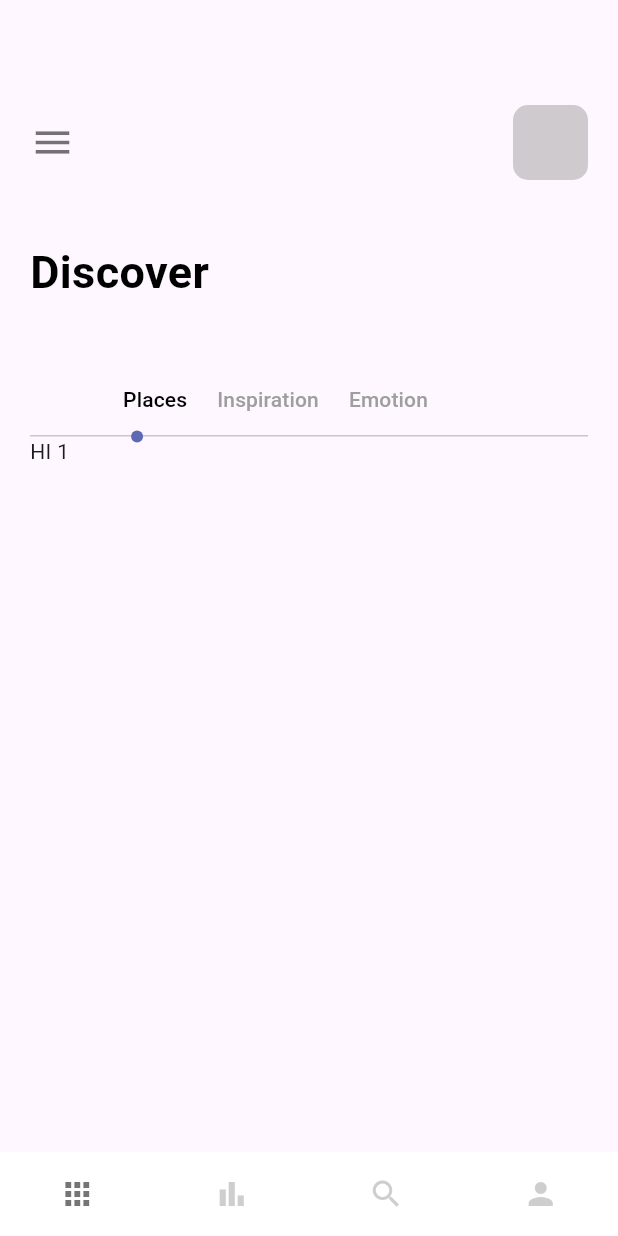
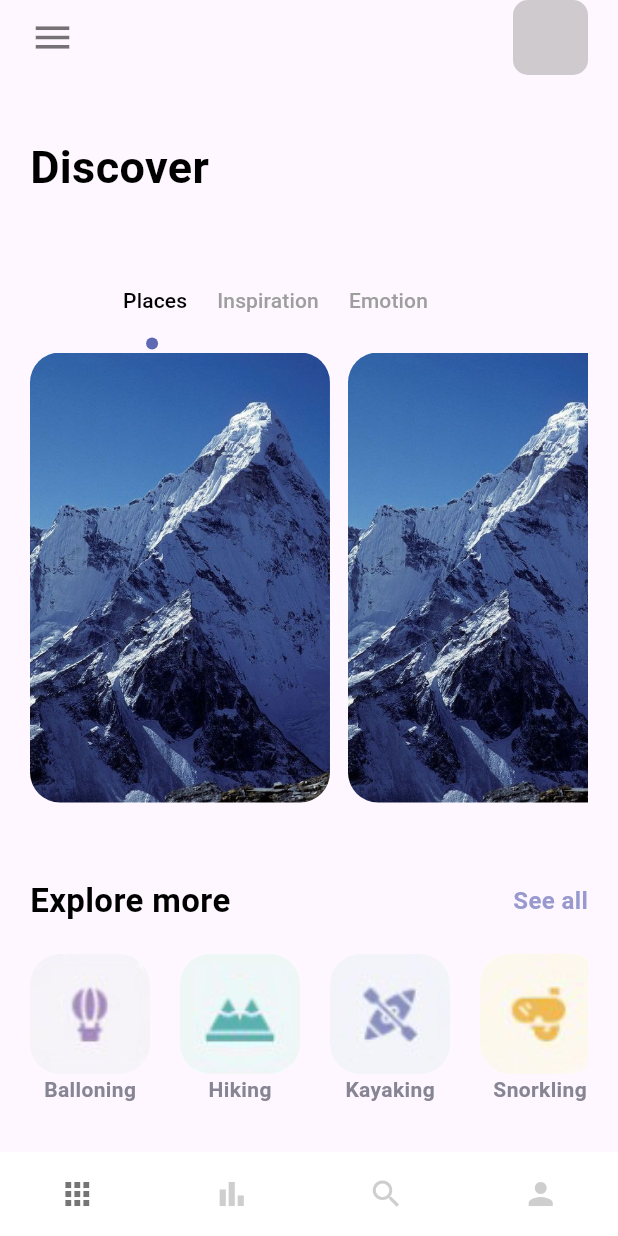
Before and after one commit to vinhpna1c/flutter_bloc_practice, a Flutter app: the screen it shows after launch, on a phone screen of 412 x 824 dp. Run offline on Flutter 3.47's test engine with Material 2 defaults, Android fonts, the phone set to English and light mode, and no system bars.

Commit message:
add home page

```diff
--- a/lib/pages/nav_pages/home_page.dart
+++ b/lib/pages/nav_pages/home_page.dart
@@ -1,6 +1,7 @@
 import 'package:flutter/material.dart';
 import 'package:flutter_bloc_practice/misc/colors.dart';
 import 'package:flutter_bloc_practice/widgets/app_large_text.dart';
+import 'package:flutter_bloc_practice/widgets/app_text.dart';
 
 class HomePage extends StatefulWidget {
   const HomePage({super.key});
@@ -10,6 +11,12 @@ class HomePage extends StatefulWidget {
 }
 
 class _HomePageState extends State<HomePage> with TickerProviderStateMixin {
+  final exploreMap = {
+    "Balloning": "balloning.png",
+    "Hiking": "hiking.png",
+    "Kayaking": "kayaking.png",
+    "Snorkling": "snorkling.png"
+  };
   @override
   Widget build(BuildContext context) {
     TabController _tabController = TabController(length: 3, vsync: this);
@@ -18,11 +25,11 @@ class _HomePageState extends State<HomePage> with TickerProviderStateMixin {
         margin: const EdgeInsets.symmetric(horizontal: 20),
         child: Column(crossAxisAlignment: CrossAxisAlignment.start, children: [
           Container(
-            padding: const EdgeInsets.only(top: 70, bottom: 40),
+            padding: const EdgeInsets.only(bottom: 40),
             child: Row(
               mainAxisAlignment: MainAxisAlignment.spaceBetween,
               children: [
-                Icon(
+                const Icon(
                   Icons.menu,
                   size: 30,
                   color: Colors.black54,
@@ -39,17 +46,20 @@ class _HomePageState extends State<HomePage> with TickerProviderStateMixin {
             ),
           ),
           AppLargeText(text: "Discover"),
-          SizedBox(
+          const SizedBox(
             height: 40,
           ),
           Container(
+            margin: EdgeInsets.only(bottom: 6),
             child: TabBar(
                 controller: _tabController,
                 labelColor: Colors.black,
                 unselectedLabelColor: Colors.grey,
                 isScrollable: true,
-                labelPadding: const EdgeInsets.symmetric(horizontal: 10),
+                labelPadding:
+                    const EdgeInsets.symmetric(horizontal: 10, vertical: 4.0),
                 indicatorSize: TabBarIndicatorSize.label,
+                dividerColor: Colors.transparent,
                 indicator:
                     CircleTabIndicator(color: AppColors.mainColor, radius: 4),
                 tabs: const [
@@ -64,12 +74,73 @@ class _HomePageState extends State<HomePage> with TickerProviderStateMixin {
                   ),
                 ]),
           ),
-          Container(
+          SizedBox(
             height: 300,
             child: TabBarView(controller: _tabController, children: [
-              Text("HI 1"),
+              ListView(
+                scrollDirection: Axis.horizontal,
+                children: List.generate(
+                  3,
+                  (index) => Container(
+                    margin: EdgeInsets.only(right: 12),
+                    width: 200,
+                    height: 300,
+                    decoration: BoxDecoration(
+                      color: Colors.white,
+                      borderRadius: BorderRadius.circular(20),
+                      image: const DecorationImage(
+                        image: AssetImage('assets/img/mountain.jpeg'),
+                        fit: BoxFit.cover,
+                      ),
+                    ),
+                  ),
+                ),
+              ),
               Text("HI 2"),
               Text("HI 3"),
+            ]),
+          ),
+          Container(
+            margin: EdgeInsets.only(top: 50, bottom: 20),
+            child: Row(
+              mainAxisAlignment: MainAxisAlignment.spaceBetween,
+              children: [
+                AppLargeText(
+                  text: "Explore more",
+                  size: 22,
+                ),
+                AppText(
+                  text: "See all",
+                  color: AppColors.textColor1,
+                )
+              ],
+            ),
+          ),
+          SizedBox(
+            height: 120,
+            child: ListView(scrollDirection: Axis.horizontal, children: [
+              ...exploreMap.keys.map((option) => Container(
+                    margin: const EdgeInsets.only(right: 20),
+                    child: Column(
+                      crossAxisAlignment: CrossAxisAlignment.center,
+                      children: [
+                        Container(
+                          width: 80,
+                          height: 80,
+                          decoration: BoxDecoration(
+                              borderRadius: BorderRadius.circular(20),
+                              color: Colors.white,
+                              image: DecorationImage(
+                                  image: AssetImage(
+                                    'assets/img/${exploreMap[option]!}',
+                                  ),
+                                  fit: BoxFit.cover)),
+                        ),
+                        AppText(
+                            text: option, size: 14, color: AppColors.textColor2)
+                      ],
+                    ),
+                  ))
             ]),
           )
         ]),
@@ -104,6 +175,6 @@ class _CirclePainter extends BoxPainter {
     _painter.isAntiAlias = true;
     final Offset newOffset = Offset(
         configuration.size!.width / 2 - radius / 2, configuration.size!.height);
-    canvas.drawCircle(newOffset, radius, _painter);
+    canvas.drawCircle(offset + newOffset, radius, _painter);
   }
 }
```
